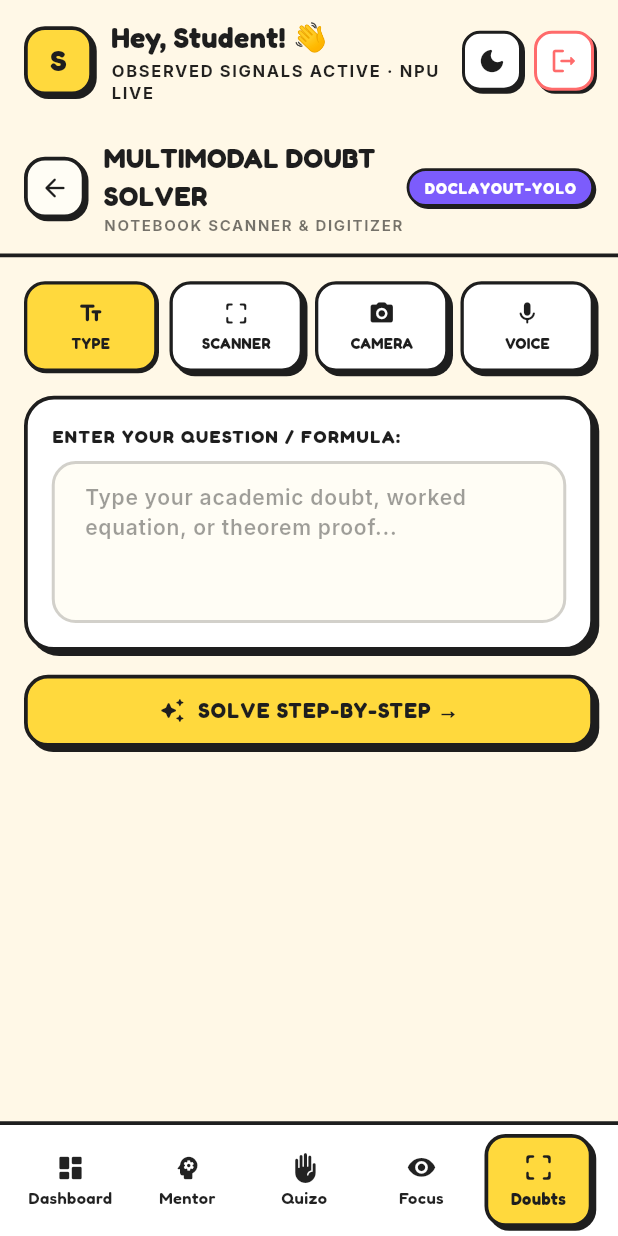
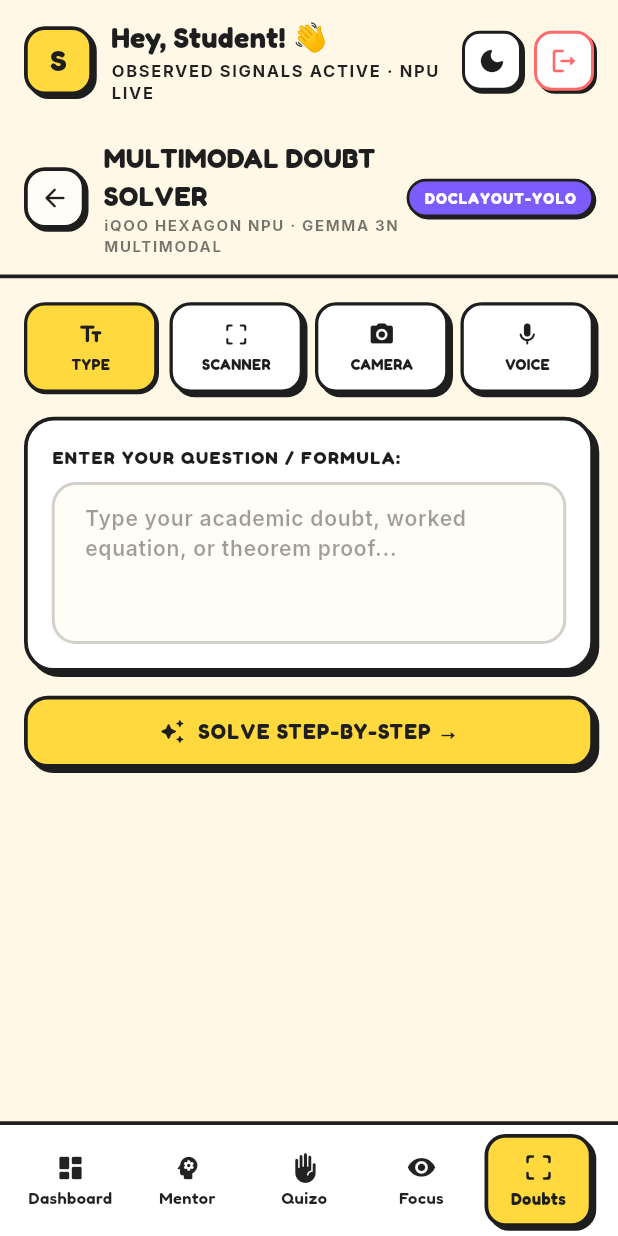
Before and after one commit to bclover-07/iris-ultra, a Flutter app: the DoubtSolverScreen screen opened by its route, on a phone screen of 412 x 824 dp. Run offline on Flutter 3.47's test engine with Material 3 defaults, Android fonts, the phone set to English and light mode, and no system bars; our stand-ins replace camera, connectivity_plus, dio, fl_chart, flutter_riverpod, flutter_secure_storage and 7 more; accounts and stored records are empty; network calls fail; statements that could not run were skipped.

Commit message:
feat: implement on-device LLM and NPU telemetry services with integrated auth and UI components

```diff
--- a/sensei_mobile/lib/models/user.dart
+++ b/sensei_mobile/lib/models/user.dart
@@ -6,6 +6,7 @@ class User {
   final String? avatar;
   final int xp;
   final String debateRank;
+  final String githubHandle;
   final Map<String, dynamic>? profile;
 
   User({
@@ -16,18 +17,20 @@ class User {
     this.avatar,
     this.xp = 0,
     this.debateRank = 'Unranked',
+    this.githubHandle = 'shreshta-27',
     this.profile,
   });
 
   factory User.fromJson(Map<String, dynamic> json) {
     return User(
       id: json['_id'] ?? json['id'] ?? '',
-      name: json['name'] ?? '',
+      name: json['name'] ?? 'Shreshta',
       email: json['email'] ?? '',
       role: json['role'] ?? 'student',
       avatar: json['avatar'],
       xp: json['xp'] ?? 0,
       debateRank: json['debateRank'] ?? 'Unranked',
+      githubHandle: json['githubHandle'] ?? 'shreshta-27',
       profile: json['profile'],
     );
   }
--- a/sensei_mobile/lib/providers/auth_provider.dart
+++ b/sensei_mobile/lib/providers/auth_provider.dart
@@ -67,7 +67,7 @@ class AuthNotifier extends StateNotifier<AuthState> {
       // Automatic Fallback to Standalone Mock Account if network or server error occurs
       return await mockLogin(
         email: email.isNotEmpty ? email : 'shreshta27@sensei.edu',
-        name: email.contains('aarav') ? 'Aarav Sharma' : 'shreshta-27',
+        name: email.contains('aarav') ? 'Aarav Sharma' : 'Shreshta',
       );
     }
   }
@@ -77,12 +77,13 @@ class AuthNotifier extends StateNotifier<AuthState> {
     await Future.delayed(const Duration(milliseconds: 300));
     final mockUser = User(
       id: 'mock_student_66d0001',
-      name: name ?? 'shreshta-27',
+      name: name ?? 'Shreshta',
       email: email ?? 'shreshta27@sensei.edu',
       role: 'student',
       avatar: 'avatar_1',
       xp: 580,
       debateRank: 'Grandmaster',
+      githubHandle: 'shreshta-27',
     );
 
     try {
--- a/sensei_mobile/lib/screens/auth/login_screen.dart
+++ b/sensei_mobile/lib/screens/auth/login_screen.dart
@@ -239,7 +239,7 @@ class _LoginScreenState extends ConsumerState<LoginScreen> {
                       backgroundColor: Colors.white,
                       onPressed: () async {
                         await ref.read(authProvider.notifier).mockLogin(
-                          name: 'shreshta-27',
+                          name: 'Shreshta',
                           email: 'shreshta27@sensei.edu',
                         );
                         if (mounted) context.go('/student');
--- a/sensei_mobile/lib/screens/student/doubt_solver_screen.dart
+++ b/sensei_mobile/lib/screens/student/doubt_solver_screen.dart
@@ -322,7 +322,7 @@ class _DoubtSolverScreenState extends ConsumerState<DoubtSolverScreen> {
                   style: GoogleFonts.fredoka(fontSize: 18, fontWeight: FontWeight.bold, color: AppColors.brutalBlack),
                 ),
                 Text(
-                  'NOTEBOOK SCANNER & DIGITIZER',
+                  'iQOO HEXAGON NPU · GEMMA 3N MULTIMODAL',
                   style: GoogleFonts.inter(fontSize: 10, fontWeight: FontWeight.bold, color: Colors.black54, letterSpacing: 1.1),
                 ),
               ],
--- a/sensei_mobile/lib/services/npu_event_service.dart
+++ b/sensei_mobile/lib/services/npu_event_service.dart
@@ -49,8 +49,8 @@ class NpuEventService extends ChangeNotifier {
 
   static const int _maxEvents = 500;
   final List<NpuEvent> _events = [];
-  String _activeEngine = 'Gemma 3n E2B';
-  String _activeRuntime = 'LiteRT-LM';
+  String _activeEngine = 'iQOO Gemma 3n E2B Multimodal';
+  String _activeRuntime = 'iQOO Hexagon NPU (LiteRT-LM)';
   NpuBackend _activeBackend = NpuBackend.npu;
 
   List<NpuEvent> get events => List.unmodifiable(_events);
--- a/sensei_mobile/lib/services/on_device_llm_service.dart
+++ b/sensei_mobile/lib/services/on_device_llm_service.dart
@@ -14,8 +14,8 @@ class OnDeviceLlmService {
   bool _isInitialized = false;
   bool _isModelLoaded = false;
   LlmBackendType _currentBackend = LlmBackendType.npu;
-  final String _modelName = 'Gemma 3n E2B';
-  final String _runtime = 'LiteRT-LM / QNN';
+  final String _modelName = 'iQOO Gemma 3n E2B Multimodal';
+  final String _runtime = 'iQOO Hexagon NPU (QNN / LiteRT-LM)';
 
   bool get isInitialized => _isInitialized;
   bool get isModelLoaded => _isModelLoaded;
```
